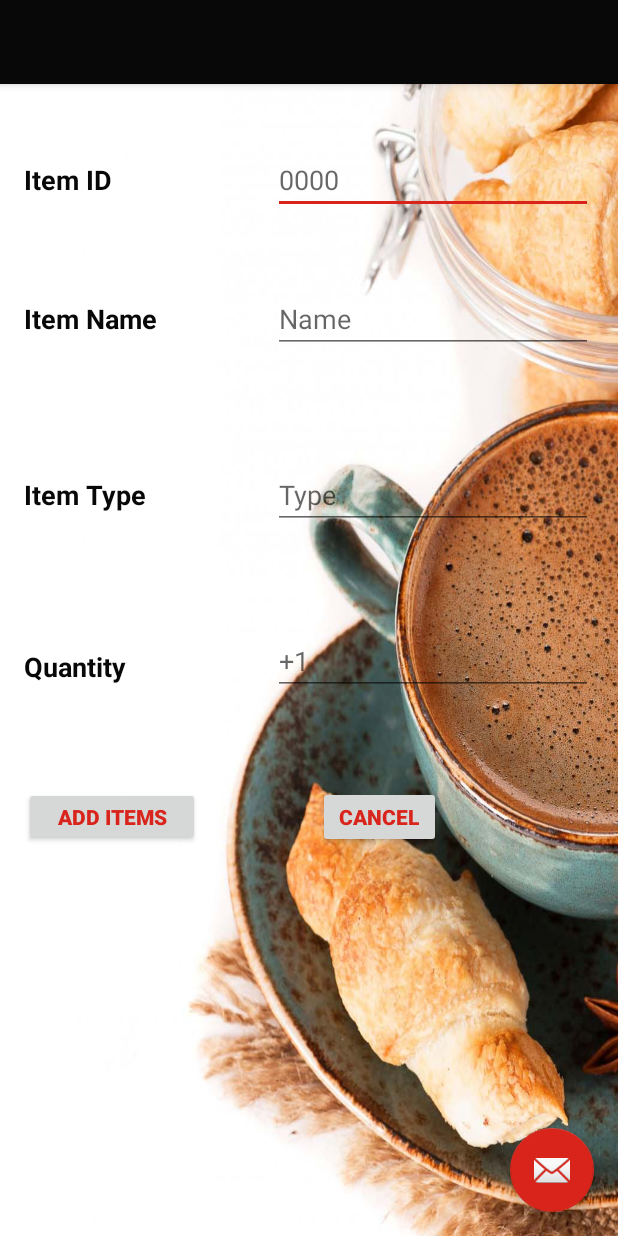
After one commit to Projects2019/Coolspot, an Android app: the AddI_tems screen opened directly, with no data from a screen before it, on a phone screen of 412 x 824 dp. The commit adds this screen. Run offline under Robolectric (Android 15) with nearby library versions, the phone set to English and light mode, and no system bars.

Commit message:
By christina

```diff
--- /dev/null
+++ b/app/src/main/java/com/fixers/coolspot/AddI_tems.java
@@ -0,0 +1,40 @@
+package com.fixers.coolspot;
+
+import android.content.Intent;
+import android.os.Bundle;
+import android.support.design.widget.FloatingActionButton;
+import android.support.design.widget.Snackbar;
+import android.support.v7.app.AppCompatActivity;
+import android.support.v7.widget.Toolbar;
+import android.view.View;
+import android.widget.Button;
+import android.widget.EditText;
+
+public class AddI_tems extends AppCompatActivity {
+
+    //public static final String EXTRA_MESSAGE = "com.example.myfirstapp.MESSAGE";
+
+
+    @Override
+    protected void onCreate(Bundle savedInstanceState) {
+        super.onCreate(savedInstanceState);
+        setContentView(R.layout.activity_add_i_tems);
+        Toolbar toolbar = findViewById(R.id.toolbar);
+        setSupportActionBar(toolbar);
+
+        FloatingActionButton fab = findViewById(R.id.fab);
+        fab.setOnClickListener(new View.OnClickListener() {
+            @Override
+            public void onClick(View view) {
+                Snackbar.make(view, "Replace with your own action", Snackbar.LENGTH_LONG)
+                        .setAction("Action", null).show();
+
+
+            }
+        });
+
+
+    }
+
+
+}
--- /dev/null
+++ b/app/src/main/res/layout/activity_add_i_tems.xml
@@ -0,0 +1,38 @@
+<?xml version="1.0" encoding="utf-8"?>
+<android.support.design.widget.CoordinatorLayout xmlns:android="http://schemas.android.com/apk/res/android"
+    xmlns:app="http://schemas.android.com/apk/res-auto"
+    xmlns:tools="http://schemas.android.com/tools"
+    android:layout_width="match_parent"
+    android:layout_height="match_parent"
+    tools:context=".AddI_tems"
+    android:background="@drawable/main_background">
+    >
+
+    <android.support.design.widget.AppBarLayout
+        android:layout_width="match_parent"
+        android:layout_height="wrap_content"
+        android:theme="@style/AppTheme.AppBarOverlay">
+
+        <android.support.v7.widget.Toolbar
+            android:id="@+id/toolbar"
+            android:layout_width="match_parent"
+            android:layout_height="?attr/actionBarSize"
+            android:background="?attr/colorPrimary"
+            app:popupTheme="@style/AppTheme.PopupOverlay" />
+
+    </android.support.design.widget.AppBarLayout>
+
+    <include
+        layout="@layout/content_add_i_tems"
+        android:layout_height="700dp"
+        android:layout_width="425dp" />
+
+    <android.support.design.widget.FloatingActionButton
+        android:id="@+id/fab"
+        android:layout_width="wrap_content"
+        android:layout_height="wrap_content"
+        android:layout_gravity="bottom|end"
+        android:layout_margin="@dimen/fab_margin"
+        app:srcCompat="@android:drawable/ic_dialog_email" />
+
+</android.support.design.widget.CoordinatorLayout>
--- a/app/src/main/res/layout/activity_home.xml
+++ b/app/src/main/res/layout/activity_home.xml
@@ -22,4 +22,10 @@
         app:headerLayout="@layout/nav_header_home"
         app:menu="@menu/activity_home_drawer" />
 
+
+
+
+
+
+
 </android.support.v4.widget.DrawerLayout>
--- /dev/null
+++ b/app/src/main/res/layout/content_add_i_tems.xml
@@ -0,0 +1,195 @@
+<?xml version="1.0" encoding="utf-8"?>
+<android.support.constraint.ConstraintLayout xmlns:android="http://schemas.android.com/apk/res/android"
+    xmlns:app="http://schemas.android.com/apk/res-auto"
+    xmlns:tools="http://schemas.android.com/tools"
+    android:layout_width="match_parent"
+    android:layout_height="match_parent"
+    app:layout_behavior="@string/appbar_scrolling_view_behavior"
+    tools:context=".AddI_tems"
+    tools:showIn="@layout/activity_add_i_tems">
+
+    <TextView
+        android:id="@+id/textView3"
+        android:layout_width="wrap_content"
+        android:layout_height="wrap_content"
+        android:layout_marginStart="8dp"
+        android:layout_marginLeft="8dp"
+        android:layout_marginTop="8dp"
+        android:layout_marginEnd="8dp"
+        android:layout_marginRight="8dp"
+        android:layout_marginBottom="8dp"
+        android:text="Item ID"
+        android:textColor="@color/colorPrimary"
+        android:textSize="18sp"
+        android:textStyle="bold"
+        app:layout_constraintBottom_toBottomOf="parent"
+        app:layout_constraintEnd_toEndOf="parent"
+        app:layout_constraintHorizontal_bias="0.022"
+        app:layout_constraintStart_toStartOf="parent"
+        app:layout_constraintTop_toTopOf="parent"
+        app:layout_constraintVertical_bias="0.151" />
+
+    <EditText
+        android:id="@+id/editText"
+        android:layout_width="wrap_content"
+        android:layout_height="wrap_content"
+        android:layout_marginStart="8dp"
+        android:layout_marginLeft="8dp"
+        android:layout_marginEnd="8dp"
+        android:layout_marginRight="8dp"
+        android:ems="10"
+        android:hint="0000"
+        android:inputType="textPersonName"
+        android:textColor="@color/colorPrimary"
+        app:layout_constraintBaseline_toBaselineOf="@+id/textView3"
+        app:layout_constraintEnd_toEndOf="parent"
+        app:layout_constraintHorizontal_bias="0.887"
+        app:layout_constraintStart_toStartOf="parent" />
+
+    <TextView
+        android:id="@+id/textView6"
+        android:layout_width="107dp"
+        android:layout_height="64dp"
+        android:layout_marginStart="8dp"
+        android:layout_marginLeft="8dp"
+        android:layout_marginEnd="8dp"
+        android:layout_marginRight="8dp"
+        android:layout_marginBottom="436dp"
+        android:text="Item Name"
+        android:textColor="@color/colorPrimary"
+        android:textSize="18sp"
+        android:textStyle="bold"
+        app:layout_constraintBottom_toBottomOf="parent"
+        app:layout_constraintEnd_toEndOf="parent"
+        app:layout_constraintHorizontal_bias="0.026"
+        app:layout_constraintStart_toStartOf="parent" />
+
+    <EditText
+        android:id="@+id/editText2"
+        android:layout_width="wrap_content"
+        android:layout_height="wrap_content"
+        android:layout_marginStart="8dp"
+        android:layout_marginLeft="8dp"
+        android:layout_marginEnd="8dp"
+        android:layout_marginRight="8dp"
+        android:ems="10"
+        android:hint="Name"
+        android:inputType="textPersonName"
+        android:textColor="@color/colorPrimary"
+        app:layout_constraintBaseline_toBaselineOf="@+id/textView6"
+        app:layout_constraintEnd_toEndOf="parent"
+        app:layout_constraintHorizontal_bias="0.887"
+        app:layout_constraintStart_toStartOf="parent" />
+
+    <TextView
+        android:id="@+id/textView7"
+        android:layout_width="wrap_content"
+        android:layout_height="wrap_content"
+        android:layout_marginStart="8dp"
+        android:layout_marginLeft="8dp"
+        android:layout_marginTop="8dp"
+        android:layout_marginEnd="8dp"
+        android:layout_marginRight="8dp"
+        android:layout_marginBottom="8dp"
+        android:text="Item Type"
+        android:textColor="@color/colorPrimary"
+        android:textSize="18sp"
+        android:textStyle="bold"
+        app:layout_constraintBottom_toBottomOf="parent"
+        app:layout_constraintEnd_toEndOf="parent"
+        app:layout_constraintHorizontal_bias="0.024"
+        app:layout_constraintStart_toStartOf="parent"
+        app:layout_constraintTop_toTopOf="parent"
+        app:layout_constraintVertical_bias="0.469" />
+
+    <EditText
+        android:id="@+id/editText3"
+        android:layout_width="wrap_content"
+        android:layout_height="wrap_content"
+        android:layout_marginStart="8dp"
+        android:layout_marginLeft="8dp"
+        android:layout_marginEnd="8dp"
+        android:layout_marginRight="8dp"
+        android:ems="10"
+        android:hint="Type"
+        android:inputType="textPersonName"
+        android:textColor="@color/colorPrimary"
+        app:layout_constraintBaseline_toBaselineOf="@+id/textView7"
+        app:layout_constraintEnd_toEndOf="parent"
+        app:layout_constraintHorizontal_bias="0.887"
+        app:layout_constraintStart_toStartOf="parent" />
+
+    <TextView
+        android:id="@+id/textView8"
+        android:layout_width="74dp"
+        android:layout_height="39dp"
+        android:layout_marginStart="8dp"
+        android:layout_marginLeft="8dp"
+        android:layout_marginTop="8dp"
+        android:layout_marginEnd="8dp"
+        android:layout_marginRight="8dp"
+        android:layout_marginBottom="8dp"
+        android:text="Quantity"
+        android:textColor="@color/colorPrimary"
+        android:textSize="18sp"
+        android:textStyle="bold"
+        app:layout_constraintBottom_toBottomOf="parent"
+        app:layout_constraintEnd_toEndOf="parent"
+        app:layout_constraintHorizontal_bias="0.023"
+        app:layout_constraintStart_toStartOf="parent"
+        app:layout_constraintTop_toTopOf="parent"
+        app:layout_constraintVertical_bias="0.658" />
+
+    <EditText
+        android:id="@+id/editText4"
+        android:layout_width="wrap_content"
+        android:layout_height="41dp"
+        android:layout_marginStart="8dp"
+        android:layout_marginLeft="8dp"
+        android:layout_marginEnd="8dp"
+        android:layout_marginRight="8dp"
+        android:ems="10"
+        android:hint="+1"
+        android:inputType="textPersonName"
+        android:textColor="@color/colorPrimary"
+        app:layout_constraintBaseline_toBaselineOf="@+id/textView8"
+        app:layout_constraintEnd_toEndOf="parent"
+        app:layout_constraintHorizontal_bias="0.887"
+        app:layout_constraintStart_toStartOf="parent" />
+
+    <Button
+        android:id="@+id/addItems"
+        android:layout_width="117dp"
+        android:layout_height="39dp"
+        android:layout_marginStart="8dp"
+        android:layout_marginLeft="8dp"
+        android:layout_marginTop="8dp"
+        android:layout_marginEnd="8dp"
+        android:layout_marginRight="8dp"
+        android:layout_marginBottom="8dp"
+        android:text="Add Items"
+        android:textColor="@color/colorAccent"
+        android:textStyle="bold"
+        app:layout_constraintBottom_toBottomOf="parent"
+        app:layout_constraintEnd_toEndOf="parent"
+        app:layout_constraintHorizontal_bias="0.027"
+        app:layout_constraintStart_toStartOf="parent"
+        app:layout_constraintTop_toTopOf="parent"
+        app:layout_constraintVertical_bias="0.801" />
+
+    <Button
+        android:id="@+id/cancel"
+        android:layout_width="82dp"
+        android:layout_height="41dp"
+        android:layout_marginStart="8dp"
+        android:layout_marginLeft="8dp"
+        android:layout_marginEnd="8dp"
+        android:layout_marginRight="8dp"
+        android:text="Cancel"
+        android:textColor="@color/colorAccent"
+        android:textStyle="bold"
+        app:layout_constraintBaseline_toBaselineOf="@+id/addItems"
+        app:layout_constraintEnd_toEndOf="parent"
+        app:layout_constraintHorizontal_bias="0.623"
+        app:layout_constraintStart_toStartOf="parent" />
+</android.support.constraint.ConstraintLayout>
--- a/app/src/main/res/menu/activity_home_drawer.xml
+++ b/app/src/main/res/menu/activity_home_drawer.xml
@@ -20,6 +20,12 @@
             android:id="@+id/nav_manage"
             android:icon="@drawable/ic_menu_manage"
             android:title="Login" />
+
+        <item
+            android:id="@+id/admin_dash"
+            android:icon="@drawable/side_nav_user"
+            android:title="Admin" />
+
     </group>
 
     <item android:title="Communicate">
--- a/app/src/main/res/values/colors.xml
+++ b/app/src/main/res/values/colors.xml
@@ -2,5 +2,5 @@
 <resources>
     <color name="colorPrimary">#080808</color>
     <color name="colorPrimaryDark">#00574B</color>
-    <color name="colorAccent">#D81B60</color>
+    <color name="colorAccent">#D8241B</color>
 </resources>
--- a/app/src/main/res/values/strings.xml
+++ b/app/src/main/res/values/strings.xml
@@ -7,4 +7,5 @@
     <string name="nav_header_desc">Navigation header</string>
     <string name="action_settings">Settings</string>
     <string name="buy_now">Buy Now</string>
+    <string name="title_activity_admin_pannel">AdminPannel</string>
 </resources>
```
Also changed, not shown: app/src/main/AndroidManifest.xml (+10 -1 lines), app/src/main/java/com/fixers/coolspot/Adminpannel.java (added, +45 -0 lines), app/src/main/java/com/fixers/coolspot/HomeActivity.java (+7 -0 lines), app/src/main/java/com/fixers/coolspot/ViewItems.java (added, +36 -0 lines), app/src/main/res/layout/activity_adminpannel.xml (added, +129 -0 lines), app/src/main/res/layout/activity_view_items.xml (added, +39 -0 lines), app/src/main/res/layout/content_view_items.xml (added, +47 -0 lines), app/src/main/res/drawable-v24/additems.png (added), app/src/main/res/drawable-v24/viewitemlist.jpg (added).
